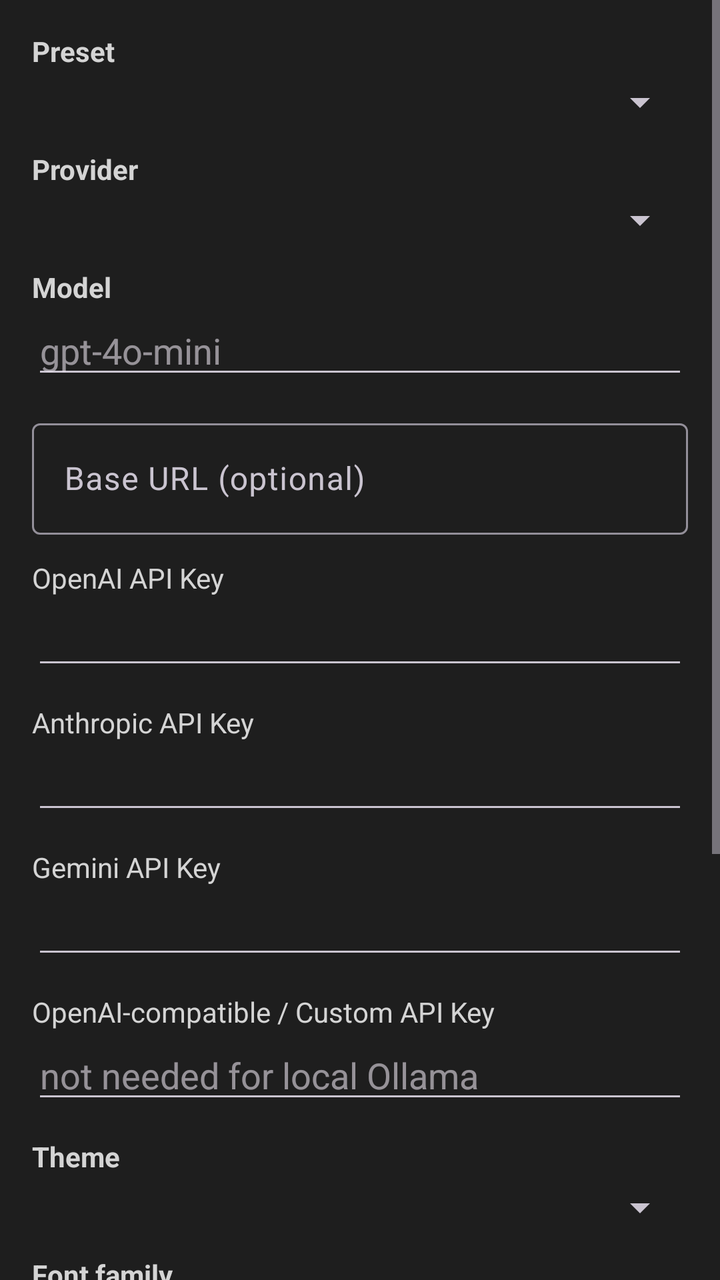
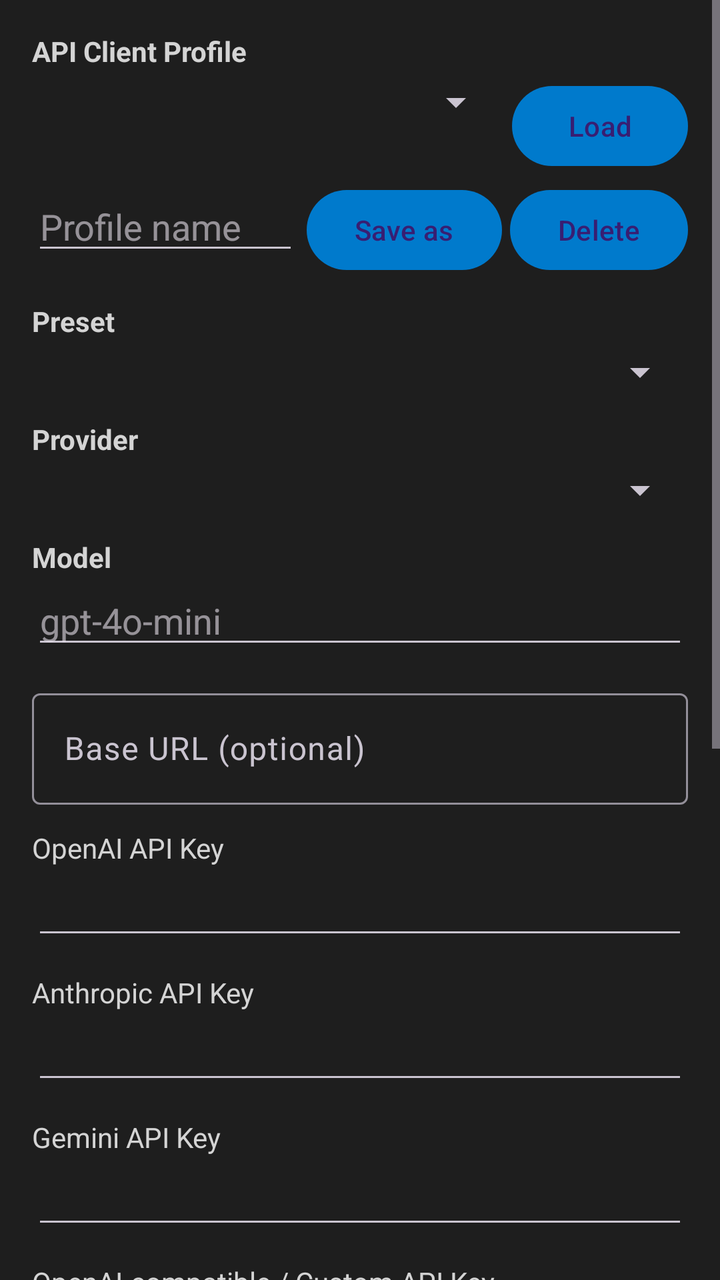

Two renders of the same Android screen: before a commit and after it. Below are the layout's source before the change and the commit's diff.
<!-- AndroidManifest.xml: application theme Theme.VibeCode -->
<!-- res/layout/activity_settings.xml -->
<?xml version="1.0" encoding="utf-8"?>
<ScrollView xmlns:android="http://schemas.android.com/apk/res/android"
    android:layout_width="match_parent"
    android:layout_height="match_parent"
    android:background="@color/background">
    <LinearLayout
        android:layout_width="match_parent"
        android:layout_height="wrap_content"
        android:orientation="vertical"
        android:padding="16dp">

        <TextView android:layout_width="wrap_content" android:layout_height="wrap_content" android:text="Preset" android:textColor="@color/text" android:textStyle="bold" />
        <Spinner android:id="@+id/spinPreset" android:layout_width="match_parent" android:layout_height="wrap_content" android:layout_marginTop="4dp" />

        <TextView android:layout_width="wrap_content" android:layout_height="wrap_content" android:text="Provider" android:textColor="@color/text" android:textStyle="bold" android:layout_marginTop="12dp" />
        <Spinner android:id="@+id/spinProvider" android:layout_width="match_parent" android:layout_height="wrap_content" android:layout_marginTop="4dp" />

        <TextView android:layout_width="wrap_content" android:layout_height="wrap_content" android:text="Model" android:textColor="@color/text" android:textStyle="bold" android:layout_marginTop="12dp" />
        <EditText android:id="@+id/etModel" android:layout_width="match_parent" android:layout_height="wrap_content" android:textColor="@color/text" android:hint="gpt-4o-mini" />

        <com.google.android.material.textfield.TextInputLayout
            android:id="@+id/tilBaseUrl"
            android:layout_width="match_parent"
            android:layout_height="wrap_content"
            android:layout_marginTop="12dp">
            <EditText android:id="@+id/etBaseUrl" android:layout_width="match_parent" android:layout_height="wrap_content" android:textColor="@color/text" android:hint="Base URL (optional)" />
        </com.google.android.material.textfield.TextInputLayout>

        <TextView android:layout_width="wrap_content" android:layout_height="wrap_content" android:text="OpenAI API Key" android:textColor="@color/text" android:layout_marginTop="12dp" />
        <EditText android:id="@+id/etOpenAi" android:layout_width="match_parent" android:layout_height="wrap_content" android:inputType="textPassword" android:textColor="@color/text" />

        <TextView android:layout_width="wrap_content" android:layout_height="wrap_content" android:text="Anthropic API Key" android:textColor="@color/text" android:layout_marginTop="12dp" />
        <EditText android:id="@+id/etAnthropic" android:layout_width="match_parent" android:layout_height="wrap_content" android:inputType="textPassword" android:textColor="@color/text" />

        <TextView android:layout_width="wrap_content" android:layout_height="wrap_content" android:text="Gemini API Key" android:textColor="@color/text" android:layout_marginTop="12dp" />
        <EditText android:id="@+id/etGemini" android:layout_width="match_parent" android:layout_height="wrap_content" android:inputType="textPassword" android:textColor="@color/text" />

        <TextView android:layout_width="wrap_content" android:layout_height="wrap_content" android:text="OpenAI-compatible / Custom API Key" android:textColor="@color/text" android:layout_marginTop="12dp" />
        <EditText android:id="@+id/etCustom" android:layout_width="match_parent" android:layout_height="wrap_content" android:inputType="textPassword" android:textColor="@color/text" android:hint="not needed for local Ollama" />

        <TextView android:layout_width="wrap_content" android:layout_height="wrap_content" android:text="Theme" android:textColor="@color/text" android:textStyle="bold" android:layout_marginTop="12dp" />
        <Spinner android:id="@+id/spinTheme" android:layout_width="match_parent" android:layout_height="wrap_content" android:layout_marginTop="4dp" />

        <TextView android:layout_width="wrap_content" android:layout_height="wrap_content" android:text="Font family" android:textColor="@color/text" android:textStyle="bold" android:layout_marginTop="12dp" />
        <Spinner android:id="@+id/spinFont" android:layout_width="match_parent" android:layout_height="wrap_content" android:layout_marginTop="4dp" />

        <TextView android:layout_width="wrap_content" android:layout_height="wrap_content" android:text="Font size" android:textColor="@color/text" android:layout_marginTop="12dp" />
        <EditText android:id="@+id/etFontSize" android:layout_width="match_parent" android:layout_height="wrap_content" android:inputType="number" android:textColor="@color/text" />

        <TextView android:layout_width="wrap_content" android:layout_height="wrap_content" android:text="Tab size" android:textColor="@color/text" android:layout_marginTop="12dp" />
        <EditText android:id="@+id/etTabSize" android:layout_width="match_parent" android:layout_height="wrap_content" android:inputType="number" android:textColor="@color/text" />

        <CheckBox android:id="@+id/cbFileAccess" android:layout_width="match_parent" android:layout_height="wrap_content" android:text="Allow AI agent to access files on device" android:textColor="@color/text" android:layout_marginTop="12dp" />

        <LinearLayout android:layout_width="match_parent" android:layout_height="wrap_content" android:orientation="horizontal" android:layout_marginTop="16dp">
            <Button android:id="@+id/btnTest" android:layout_width="0dp" android:layout_height="wrap_content" android:layout_weight="1" android:text="Test connection" />
            <Button android:id="@+id/btnSave" android:layout_width="0dp" android:layout_height="wrap_content" android:layout_weight="1" android:text="Save" android:layout_marginStart="8dp" />
        </LinearLayout>
    </LinearLayout>
</ScrollView>
<!-- resources referenced by this layout -->
<resources>
  <color name="background">#1e1e1e</color>
  <color name="text">#d4d4d4</color>
  <style name="Theme.VibeCode" parent="Theme.Material3.Dark.NoActionBar">
          <item name="colorPrimary">@color/primary</item>
          <item name="colorPrimaryVariant">@color/primary_dark</item>
          <item name="colorAccent">@color/accent</item>
          <item name="android:windowBackground">@color/background</item>
          <item name="android:textColor">@color/text</item>
      </style>
  <color name="primary">#007acc</color>
  <color name="primary_dark">#333333</color>
  <color name="accent">#007acc</color>
</resources>

<!-- the commit's change to res/layout/activity_settings.xml (unified diff, before → after) -->
@@ -9,7 +9,18 @@
         android:orientation="vertical"
         android:padding="16dp">
 
-        <TextView android:layout_width="wrap_content" android:layout_height="wrap_content" android:text="Preset" android:textColor="@color/text" android:textStyle="bold" />
+        <TextView android:layout_width="wrap_content" android:layout_height="wrap_content" android:text="API Client Profile" android:textColor="@color/text" android:textStyle="bold" />
+        <LinearLayout android:layout_width="match_parent" android:layout_height="wrap_content" android:orientation="horizontal" android:layout_marginTop="4dp">
+            <Spinner android:id="@+id/spinProfile" android:layout_width="0dp" android:layout_height="wrap_content" android:layout_weight="1" />
+            <Button android:id="@+id/btnProfileLoad" android:layout_width="wrap_content" android:layout_height="wrap_content" android:text="Load" android:layout_marginStart="4dp" />
+        </LinearLayout>
+        <LinearLayout android:layout_width="match_parent" android:layout_height="wrap_content" android:orientation="horizontal" android:layout_marginTop="4dp">
+            <EditText android:id="@+id/etProfileName" android:layout_width="0dp" android:layout_height="wrap_content" android:layout_weight="1" android:hint="Profile name" android:textColor="@color/text" />
+            <Button android:id="@+id/btnProfileSave" android:layout_width="wrap_content" android:layout_height="wrap_content" android:text="Save as" android:layout_marginStart="4dp" />
+            <Button android:id="@+id/btnProfileDelete" android:layout_width="wrap_content" android:layout_height="wrap_content" android:text="Delete" android:layout_marginStart="4dp" />
+        </LinearLayout>
+
+        <TextView android:layout_width="wrap_content" android:layout_height="wrap_content" android:text="Preset" android:textColor="@color/text" android:textStyle="bold" android:layout_marginTop="12dp" />
         <Spinner android:id="@+id/spinPreset" android:layout_width="match_parent" android:layout_height="wrap_content" android:layout_marginTop="4dp" />
 
         <TextView android:layout_width="wrap_content" android:layout_height="wrap_content" android:text="Provider" android:textColor="@color/text" android:textStyle="bold" android:layout_marginTop="12dp" />
